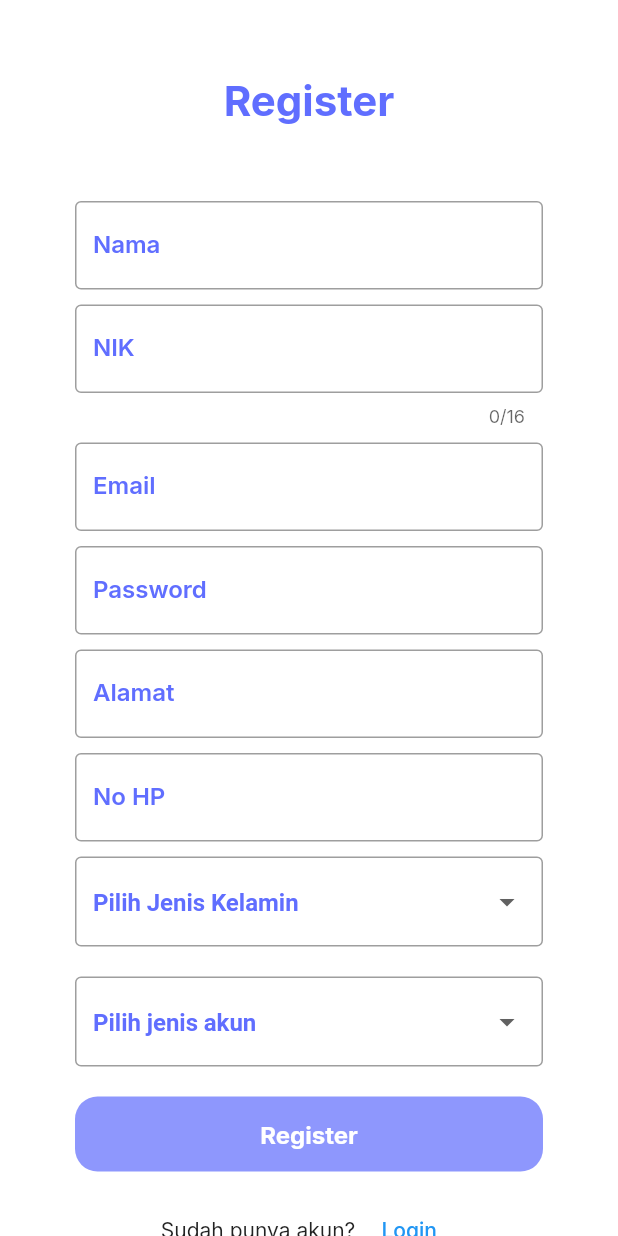
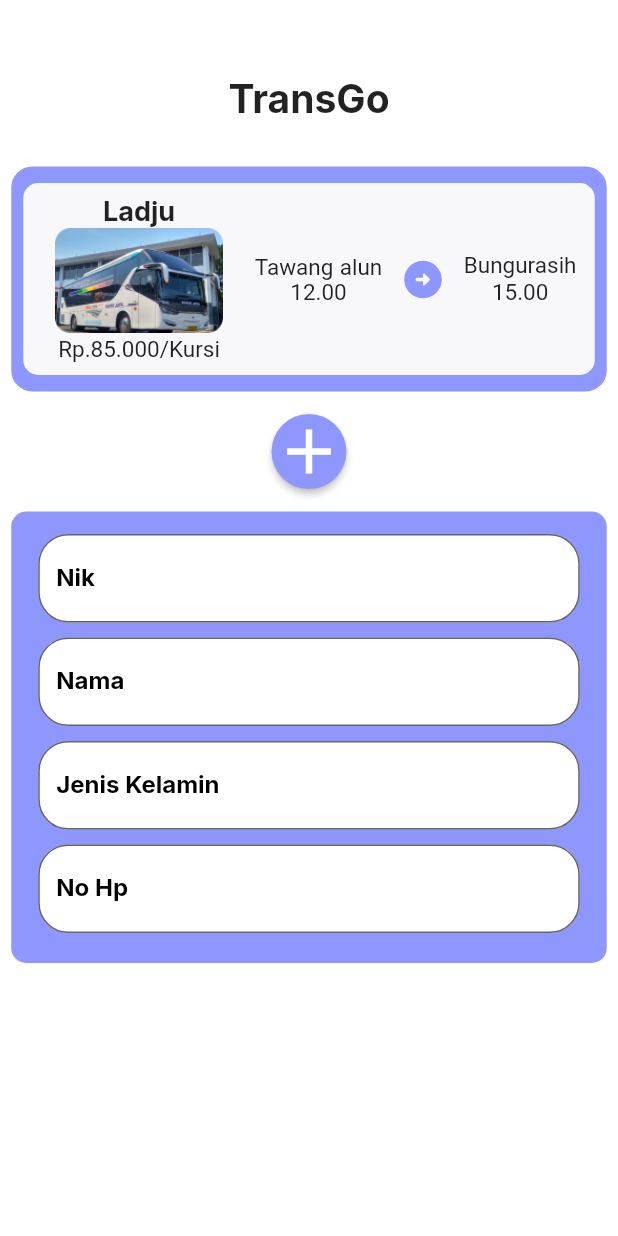
Before and after one commit to AnikSahilah/TransgoMobile, a Flutter app: the screen it shows after launch, after a tap on "Register", on a phone screen of 412 x 824 dp. Run offline on Flutter 3.47's test engine with Material 2 defaults, Android fonts, the phone set to English and light mode, and no system bars; our stand-ins replace google_fonts; network calls fail; Roboto replaces fonts that are missing (Laila).

Commit message:
layout reset password & pemesanan

```diff
--- /dev/null
+++ b/lib/UI/Pemesanan.dart
@@ -0,0 +1,254 @@
+import 'package:flutter/cupertino.dart';
+import 'package:flutter/material.dart';
+import 'package:flutter/src/widgets/container.dart';
+import 'package:flutter/src/widgets/framework.dart';
+import 'package:google_fonts/google_fonts.dart';
+
+class pemesanan extends StatefulWidget {
+  const pemesanan({super.key});
+
+  @override
+  State<pemesanan> createState() => _pemesananState();
+}
+
+class _pemesananState extends State<pemesanan> {
+  final _nik = TextEditingController();
+  final _nama = TextEditingController();
+  final _jenis_kelamin = TextEditingController();
+  final _no_hp = TextEditingController();
+
+  Future onSubmit(context) async {}
+
+  @override
+  Widget build(BuildContext context) {
+    return Scaffold(
+        resizeToAvoidBottomInset: false,
+        backgroundColor: const Color(0xffffffff),
+        body: SingleChildScrollView(
+            child: SafeArea(
+                child: Center(
+                    child: Column(mainAxisSize: MainAxisSize.min, children: [
+          const SizedBox(
+            height: 50,
+          ),
+          Text("TransGo",
+              style:
+                  GoogleFonts.inter(fontSize: 26, fontWeight: FontWeight.bold)),
+          const SizedBox(
+            height: 30,
+          ),
+          Container(
+            decoration: BoxDecoration(
+                color: const Color(0xFF8E97FD),
+                borderRadius: BorderRadius.circular(14),
+                border: Border.all(color: const Color(0xFF8E97FD), width: 1)),
+            height: 150,
+            width: MediaQuery.of(context).size.width - 15,
+            child: Padding(
+              padding:
+                  const EdgeInsets.only(top: 10, bottom: 10, left: 7, right: 7),
+              child: Container(
+                decoration: BoxDecoration(
+                  color: const Color.fromARGB(250, 250, 250, 250),
+                  borderRadius: BorderRadius.circular(10),
+                ),
+                height: 130,
+                width: MediaQuery.of(context).size.width - 40,
+                child: Row(
+                  mainAxisAlignment: MainAxisAlignment.spaceEvenly,
+                  children: [
+                    Column(
+                      mainAxisAlignment: MainAxisAlignment.center,
+                      children: [
+                        Text("Ladju",
+                            style: GoogleFonts.inter(
+                                fontSize: 18, fontWeight: FontWeight.bold)),
+                        const Image(
+                          image: AssetImage("assets/image/bus3.png"),
+                          height: 70,
+                          width: 130,
+                        ),
+                        const SizedBox(
+                          height: 2,
+                        ),
+                        Text(
+                          "Rp.85.000/Kursi",
+                          style: GoogleFonts.laila(
+                              fontSize: 15, fontWeight: FontWeight.normal),
+                        )
+                      ],
+                    ),
+                    Column(
+                      mainAxisAlignment: MainAxisAlignment.center,
+                      children: [
+                        Text(
+                          "Tawang alun",
+                          style: GoogleFonts.laila(
+                              fontSize: 15, fontWeight: FontWeight.normal),
+                        ),
+                        Text(
+                          "12.00",
+                          style: GoogleFonts.laila(
+                              fontSize: 15, fontWeight: FontWeight.normal),
+                        ),
+                      ],
+                    ),
+                    const Icon(
+                      Icons.arrow_circle_right_rounded,
+                      color: Color(0xFF8E97FD),
+                      size: 30,
+                    ),
+                    Column(
+                      mainAxisAlignment: MainAxisAlignment.center,
+                      children: [
+                        Text(
+                          "Bungurasih",
+                          style: GoogleFonts.laila(
+                              fontSize: 15, fontWeight: FontWeight.normal),
+                        ),
+                        Text(
+                          "15.00",
+                          style: GoogleFonts.laila(
+                              fontSize: 15, fontWeight: FontWeight.normal),
+                        ),
+                      ],
+                    ),
+                  ],
+                ),
+              ),
+            ),
+          ),
+          const SizedBox(
+            height: 15,
+          ),
+          ElevatedButton(
+            onPressed: () {},
+            style: ElevatedButton.styleFrom(
+              shape: const CircleBorder(),
+              backgroundColor: const Color(0xFF8E97FD), // <-- Button color
+              foregroundColor:
+                  const Color.fromARGB(255, 132, 192, 241), // <-- Splash color
+            ),
+            child: const Icon(Icons.add, size: 50, color: Colors.white),
+          ),
+          const SizedBox(
+            height: 15,
+          ),
+          Container(
+            width: MediaQuery.of(context).size.width - 15,
+            decoration: BoxDecoration(
+                color: Color(0xFF8E97FD), borderRadius: BorderRadius.circular(10)),
+            child: Padding(
+              padding: const EdgeInsets.only(
+                top: 15,
+                right: 8,
+                left: 8,
+                bottom: 10
+              ),
+              child: Column(
+                crossAxisAlignment: CrossAxisAlignment.center,
+                children: [
+                  Padding(
+                    padding: const EdgeInsets.only(
+                      right: 10,
+                      left: 10
+                    ),
+                    child: TextFormField(
+                      decoration: InputDecoration(
+                        border: OutlineInputBorder(
+                          borderRadius: BorderRadius.circular(20)
+                        ),
+                        filled: true,
+                        fillColor: Colors.white,
+                        labelText: "Nik",
+                        labelStyle:TextStyle(
+                          color: Colors.black,
+                          fontWeight: FontWeight.bold
+                        ) ,
+
+                      ),
+                            ),
+                  ),
+                  SizedBox(
+                    height: 10,
+                  ),
+                  Padding(
+                    padding: const EdgeInsets.only(
+                      right: 10,
+                      left: 10
+                    ),
+                    child: TextFormField(
+                      decoration: InputDecoration(
+                        border: OutlineInputBorder(
+                          borderRadius: BorderRadius.circular(20)
+                        ),
+                        filled: true,
+                        fillColor: Colors.white,
+                        labelText: "Nama",
+                        labelStyle:TextStyle(
+                          color: Colors.black,
+                          fontWeight: FontWeight.bold
+                        ) ,
+
+                      ),
+                            ),
+                  ),
+                  SizedBox(
+                    height: 10,
+                  ),
+                  Padding(
+                    padding: const EdgeInsets.only(
+                      right: 10,
+                      left: 10
+                    ),
+                    child: TextFormField(
+                      decoration: InputDecoration(
+                        border: OutlineInputBorder(
+                          borderRadius: BorderRadius.circular(20)
+                        ),
+                        filled: true,
+                        fillColor: Colors.white,
+                        labelText: "Jenis Kelamin",
+                        labelStyle:TextStyle(
+                          color: Colors.black,
+                          fontWeight: FontWeight.bold
+                        ) ,
+
+                      ),
+                            ),
+                  ),
+                  SizedBox(
+                    height: 10,
+                  ),
+                  Padding(
+                    padding: const EdgeInsets.only(
+                      right: 10,
+                      left: 10
+                    ),
+                    child: TextFormField(
+                      decoration: InputDecoration(
+                        border: OutlineInputBorder(
+                          borderRadius: BorderRadius.circular(20)
+                        ),
+                        filled: true,
+                        fillColor: Colors.white,
+                        labelText: "No Hp",
+                        labelStyle:TextStyle(
+                          color: Colors.black,
+                          fontWeight: FontWeight.bold
+                        ) ,
+
+                      ),
+                            ),
+                  ),
+                  SizedBox(
+                    height: 10,
+                  ),
+
+                ],
+              ),
+            ),
+          )
+        ])))));
+  }
+}
--- a/lib/UI/login.dart
+++ b/lib/UI/login.dart
@@ -20,7 +20,7 @@ class _LoginState extends State<Login> {
 
   Future onSubmit(context) async {
     final response = await http.post(
-        Uri.parse("http://10.0.2.2/api/v3/auth/login.php"),
+        Uri.parse("http://10.0.2.2/v3/auth/login.php"),
         body: {"email": _email.text, "sandi": _password.text});
 
     final output = jsonDecode(response.body);
@@ -113,7 +113,9 @@ class _LoginState extends State<Login> {
                           style: TextStyle(color: Colors.white),
                         ))),
                 TextButton(
-                    onPressed: () {},
+                    onPressed: () {
+                      Navigator.pushReplacementNamed(context, "/lupapassword");
+                    },
                     child: Text(
                       "Lupa Password?",
                     )),
--- a/lib/UI/splashscreen.dart
+++ b/lib/UI/splashscreen.dart
@@ -73,7 +73,7 @@ class _LandingScreenState extends State<LandingScreen> {
                 height: 50,
                 child: TextButton(
                   onPressed: () {
-                    Navigator.pushNamed(context, "/register");
+                    Navigator.pushNamed(context, "/pemesanan");
                   },
                   style: TextButton.styleFrom(
                     shape: RoundedRectangleBorder(
--- a/lib/main.dart
+++ b/lib/main.dart
@@ -5,6 +5,7 @@ import 'package:provider/provider.dart';
 import 'package:google_fonts/google_fonts.dart';
 
 import 'package:transgo/UI/Home.dart';
+import 'package:transgo/UI/Pemesanan.dart';
 import 'package:transgo/UI/Resetpassword.dart';
 import 'package:transgo/UI/splashscreen.dart';
 import 'package:transgo/UI/register.dart';
@@ -41,7 +42,9 @@ class _MyAppState extends State<MyApp> {
           '/': (context) => const LandingScreen(),
           '/home': (context) => Home(),
           '/login': (context) => const Login(),
-          '/register': (context) => const Register()
+          '/register': (context) => const Register(),
+          '/lupapassword': (context) => const Lupapasword(),
+          '/pemesanan': (context) => const pemesanan()
         });
     return ChangeNotifierProvider<AuthApplication>(
       create: (context) => AuthApplication(),
```
Also changed, not shown: lib/UI/Resetpassword.dart (+117 -175 lines), assets/image/lupa_password.png (renamed from assets/images/Reset Password 1.png).
